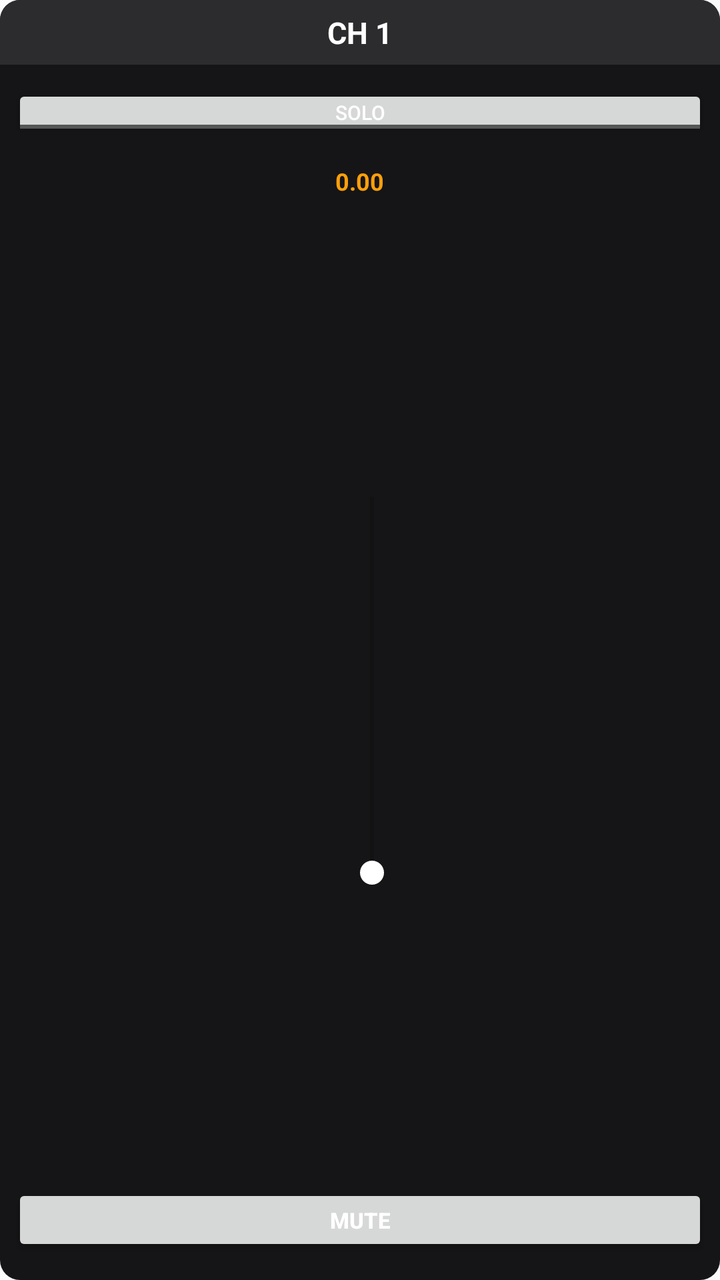
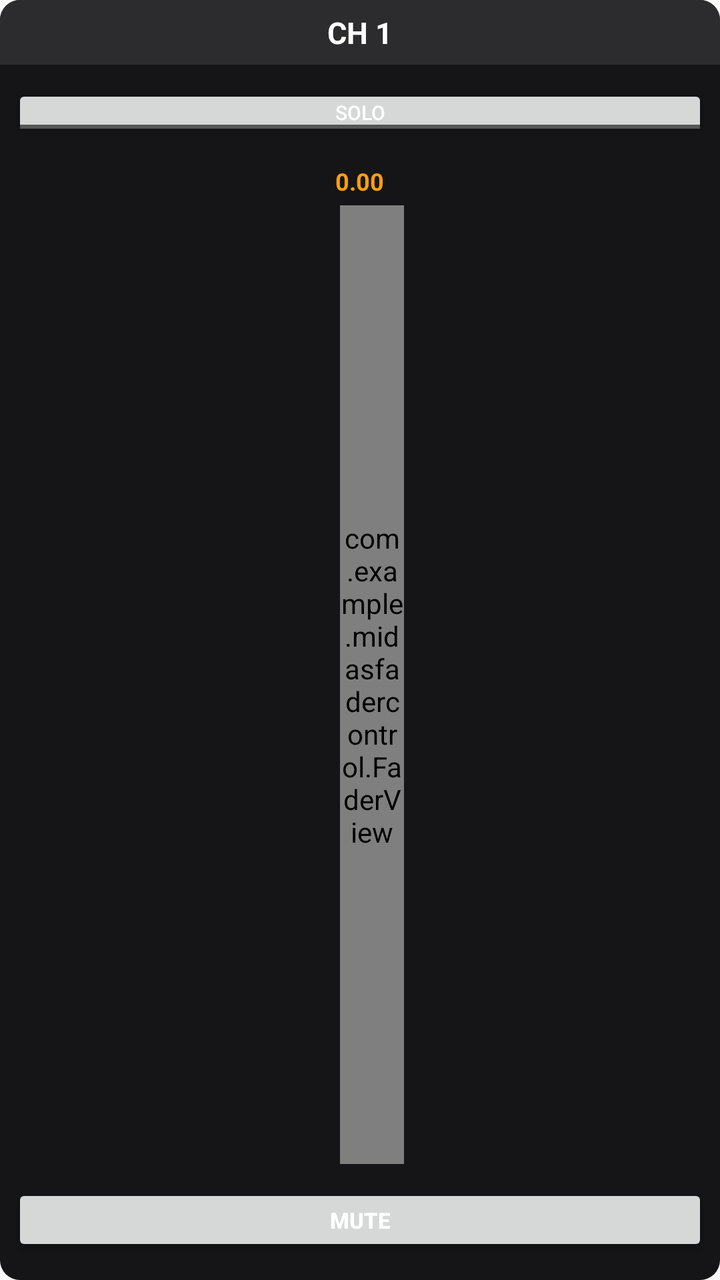

Compare the two renders of this Android layout. The source of the first and the diff that turns it into the second are given below.
<!-- AndroidManifest.xml: application theme Theme.AppCompat.DayNight -->
<!-- res/layout/channel_strip.xml -->
<?xml version="1.0" encoding="utf-8"?>
<LinearLayout xmlns:android="http://schemas.android.com/apk/res/android"
    android:layout_width="@dimen/channel_strip_width"
    android:layout_height="match_parent"
    android:orientation="vertical"
    android:gravity="center_horizontal"
    android:background="@drawable/channel_strip_card_background"
    android:paddingTop="0dp"
    android:paddingBottom="@dimen/channel_strip_padding_bottom"
    android:layout_margin="3dp">

    
    <LinearLayout
        android:id="@+id/channelHeader"
        android:layout_width="match_parent"
        android:layout_height="wrap_content"
        android:orientation="vertical"
        android:gravity="center_horizontal"
        android:background="@drawable/channel_header_badge_background"
        android:paddingTop="@dimen/channel_header_padding"
        android:paddingBottom="@dimen/channel_header_padding">

        <TextView
            android:id="@+id/textChannelLabel"
            android:layout_width="wrap_content"
            android:layout_height="wrap_content"
            android:text="CH 1"
            android:textColor="#ffffff"
            android:textStyle="bold"
            android:textSize="@dimen/channel_number_text_size"
            android:maxLines="1" />
    </LinearLayout>

    <LinearLayout
        android:layout_width="match_parent"
        android:layout_height="wrap_content"
        android:orientation="horizontal"
        android:layout_marginTop="@dimen/channel_button_margin_top"
        android:layout_marginStart="6dp"
        android:layout_marginEnd="6dp">

        <ToggleButton
            android:id="@+id/btnSolo"
            android:layout_width="0dp"
            android:layout_height="@dimen/channel_solo_height"
            android:layout_weight="1"
            android:minHeight="0dp"
            android:minWidth="0dp"
            android:paddingTop="@dimen/channel_button_v_padding"
            android:paddingBottom="@dimen/channel_button_v_padding"
            android:textOn="SOLO"
            android:textOff="SOLO"
            android:textSize="10sp"
            android:textColor="#ffffff" />

        
        <ToggleButton
            android:id="@+id/btnSoloB"
            android:layout_width="0dp"
            android:layout_height="@dimen/channel_solo_height"
            android:layout_weight="1"
            android:layout_marginStart="4dp"
            android:minHeight="0dp"
            android:minWidth="0dp"
            android:paddingTop="@dimen/channel_button_v_padding"
            android:paddingBottom="@dimen/channel_button_v_padding"
            android:textOn="B"
            android:textOff="B"
            android:textSize="10sp"
            android:textColor="#ffffff"
            android:visibility="gone" />
    </LinearLayout>

    <TextView
        android:id="@+id/textLevelValue"
        android:layout_width="wrap_content"
        android:layout_height="wrap_content"
        android:text="0.00"
        android:textColor="#ff9f0a"
        android:textSize="12sp"
        android:textStyle="bold"
        android:layout_marginTop="@dimen/channel_level_margin_top" />

    
    <LinearLayout
        android:layout_width="match_parent"
        android:layout_height="0dp"
        android:layout_weight="1"
        android:layout_marginTop="4dp"
        android:orientation="horizontal"
        android:gravity="center_horizontal">

        
        <FrameLayout
            android:layout_width="8dp"
            android:layout_height="match_parent"
            android:layout_marginEnd="4dp">
            <View
                android:id="@+id/meterBar"
                android:layout_width="match_parent"
                android:layout_height="0dp"
                android:layout_gravity="bottom"
                android:background="#34c759" />
        </FrameLayout>

        <FrameLayout
            android:id="@+id/faderContainer"
            android:layout_width="@dimen/channel_fader_thickness"
            android:layout_height="match_parent">

            <SeekBar
                android:id="@+id/seekFader"
                android:layout_width="220dp"
                android:layout_height="@dimen/channel_fader_thickness"
                android:layout_gravity="center"
                android:max="1000"
                android:progress="0"
                android:progressTint="#ff9f0a"
                android:thumbTint="#ffffff"
                android:rotation="270" />
        </FrameLayout>
    </LinearLayout>

    <Button
        android:id="@+id/btnMute"
        android:layout_width="match_parent"
        android:layout_height="@dimen/channel_mute_height"
        android:layout_marginTop="@dimen/channel_button_margin_top"
        android:layout_marginStart="6dp"
        android:layout_marginEnd="6dp"
        android:minHeight="0dp"
        android:minWidth="0dp"
        android:paddingTop="@dimen/channel_button_v_padding"
        android:paddingBottom="@dimen/channel_button_v_padding"
        android:text="MUTE"
        android:textSize="11sp"
        android:textStyle="bold"
        android:textColor="#ffffff" />

</LinearLayout>
<!-- resources referenced by this layout -->
<resources>
  <dimen name="channel_button_margin_top">10dp</dimen>
  <dimen name="channel_button_v_padding">6dp</dimen>
  <dimen name="channel_fader_thickness">32dp</dimen>
  <dimen name="channel_header_padding">6dp</dimen>
  <dimen name="channel_level_margin_top">12dp</dimen>
  <dimen name="channel_mute_height">36dp</dimen>
  <dimen name="channel_number_text_size">15sp</dimen>
  <dimen name="channel_solo_height">28dp</dimen>
  <dimen name="channel_strip_padding_bottom">12dp</dimen>
  <dimen name="channel_strip_width">92dp</dimen>
  <!-- drawable channel_header_badge_background (drawable) -->
  <?xml version="1.0" encoding="utf-8"?>
  <shape xmlns:android="http://schemas.android.com/apk/res/android">
      <solid android:color="#2c2c2e" />
      <corners
          android:topLeftRadius="10dp"
          android:topRightRadius="10dp"
          android:bottomLeftRadius="0dp"
          android:bottomRightRadius="0dp" />
  </shape>
  <!-- drawable channel_strip_card_background (drawable) -->
  <?xml version="1.0" encoding="utf-8"?>
  <shape xmlns:android="http://schemas.android.com/apk/res/android">
      <solid android:color="#151517" />
      <corners android:radius="10dp" />
  </shape>
</resources>

<!-- the commit's change to res/layout/channel_strip.xml (unified diff, before → after) -->
@@ -103,22 +103,10 @@
                 android:background="#34c759" />
         </FrameLayout>
 
-        <FrameLayout
-            android:id="@+id/faderContainer"
+        <com.example.midasfadercontrol.FaderView
+            android:id="@+id/seekFader"
             android:layout_width="@dimen/channel_fader_thickness"
-            android:layout_height="match_parent">
-
-            <SeekBar
-                android:id="@+id/seekFader"
-                android:layout_width="220dp"
-                android:layout_height="@dimen/channel_fader_thickness"
-                android:layout_gravity="center"
-                android:max="1000"
-                android:progress="0"
-                android:progressTint="#ff9f0a"
-                android:thumbTint="#ffffff"
-                android:rotation="270" />
-        </FrameLayout>
+            android:layout_height="match_parent" />
     </LinearLayout>
 
     <Button
